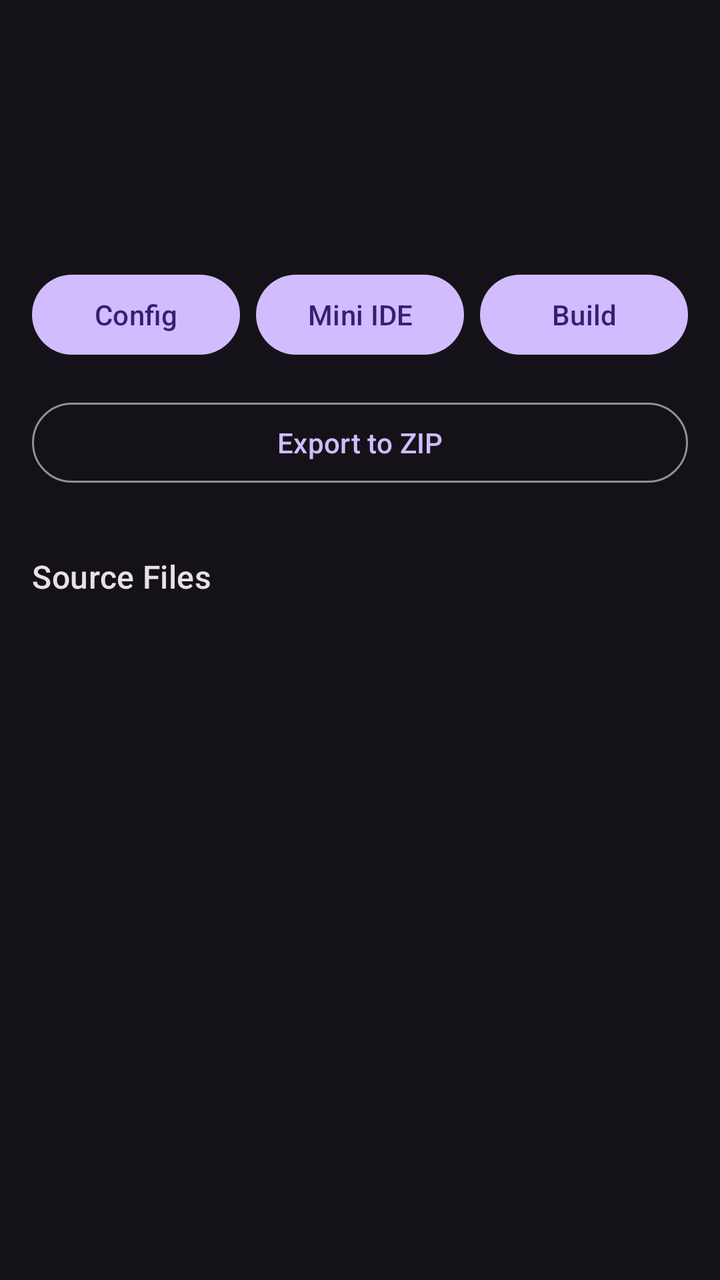
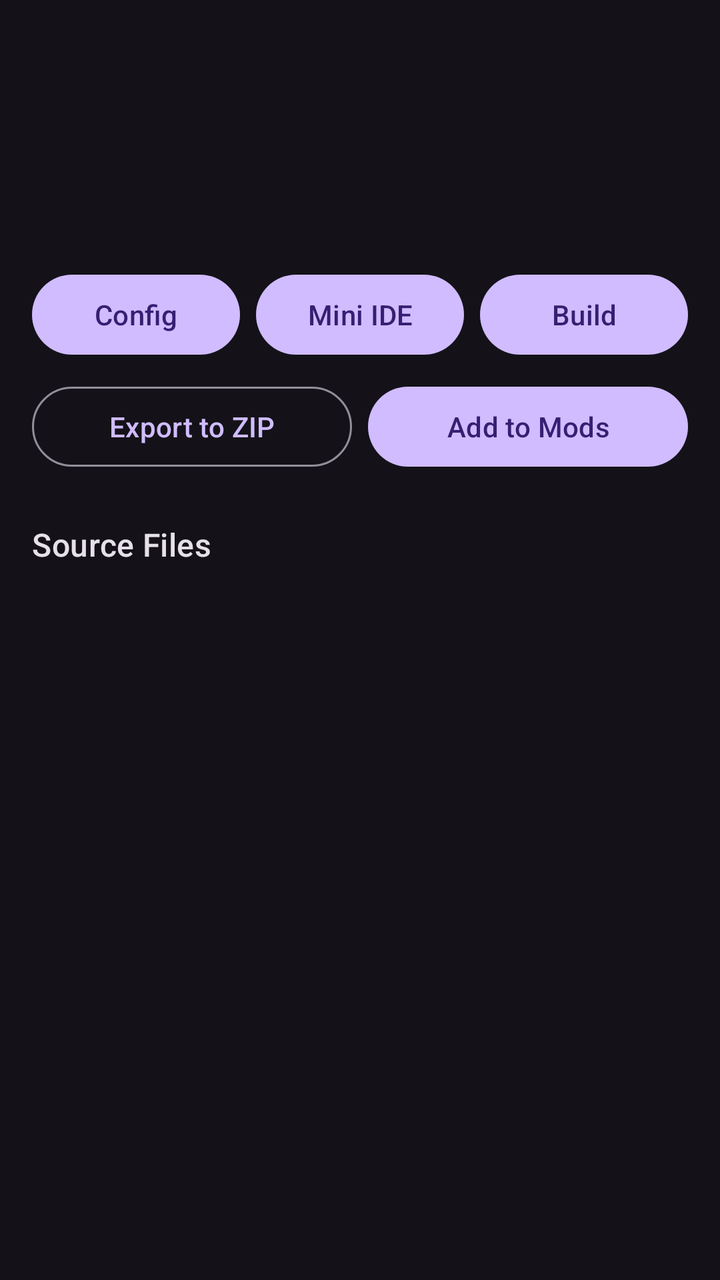

Two renders of the same Android screen: before a commit and after it. Below are the layout's source before the change and the commit's diff.
<!-- AndroidManifest.xml: application theme Theme.FusionCore -->
<!-- res/layout/activity_mod_detail.xml -->
<?xml version="1.0" encoding="utf-8"?>
<LinearLayout
    xmlns:android="http://schemas.android.com/apk/res/android"
    android:layout_width="match_parent"
    android:layout_height="match_parent"
    android:orientation="vertical">

    <com.google.android.material.appbar.MaterialToolbar
        android:id="@+id/toolbar"
        android:layout_width="match_parent"
        android:layout_height="?attr/actionBarSize"
        style="@style/Widget.Material3.Toolbar"/>

    <TextView
        android:id="@+id/tv_title"
        android:layout_width="wrap_content"
        android:layout_height="wrap_content"
        android:textAppearance="?attr/textAppearanceHeadlineMedium"
        android:padding="16dp"/>

    <LinearLayout
        android:layout_width="match_parent"
        android:layout_height="wrap_content"
        android:orientation="horizontal"
        android:paddingHorizontal="16dp">

        <com.google.android.material.button.MaterialButton
            android:id="@+id/btn_config"
            android:layout_width="0dp"
            android:layout_height="wrap_content"
            android:layout_weight="1"
            android:text="Config"
            style="?attr/materialButtonStyle"/>

        <com.google.android.material.button.MaterialButton
            android:id="@+id/btn_ide"
            android:layout_width="0dp"
            android:layout_height="wrap_content"
            android:layout_weight="1"
            android:layout_marginStart="8dp"
            android:text="Mini IDE"
            style="?attr/materialButtonStyle"/>

        <com.google.android.material.button.MaterialButton
            android:id="@+id/btn_build"
            android:layout_width="0dp"
            android:layout_height="wrap_content"
            android:layout_weight="1"
            android:layout_marginStart="8dp"
            android:text="Build"
            style="?attr/materialButtonStyle"/>
    </LinearLayout>

    <com.google.android.material.button.MaterialButton
        android:id="@+id/btn_export"
        android:layout_width="match_parent"
        android:layout_height="wrap_content"
        android:layout_margin="16dp"
        android:text="Export to ZIP"
        style="?attr/materialButtonOutlinedStyle"/>

    <TextView
        android:layout_width="wrap_content"
        android:layout_height="wrap_content"
        android:text="Source Files"
        android:textAppearance="?attr/textAppearanceTitleMedium"
        android:padding="16dp"/>

    <androidx.recyclerview.widget.RecyclerView
        android:id="@+id/recycler_files"
        android:layout_width="match_parent"
        android:layout_height="match_parent"/>
</LinearLayout>
<!-- resources referenced by this layout -->
<resources>
  <style name="Theme.FusionCore" parent="Theme.Material3.Dark.NoActionBar">
          <item name="android:statusBarColor">@android:color/transparent</item>
          <item name="android:navigationBarColor">@android:color/transparent</item>
          <item name="android:windowLayoutInDisplayCutoutMode">shortEdges</item>
      </style>
</resources>

<!-- the commit's change to res/layout/activity_mod_detail.xml (unified diff, before → after) -->
@@ -49,15 +49,37 @@
             android:layout_marginStart="8dp"
             android:text="Build"
             style="?attr/materialButtonStyle"/>
+
     </LinearLayout>
 
-    <com.google.android.material.button.MaterialButton
-        android:id="@+id/btn_export"
+    
+    <LinearLayout
         android:layout_width="match_parent"
         android:layout_height="wrap_content"
-        android:layout_margin="16dp"
-        android:text="Export to ZIP"
-        style="?attr/materialButtonOutlinedStyle"/>
+        android:orientation="horizontal"
+        android:paddingStart="16dp"
+        android:paddingEnd="16dp"
+        android:paddingTop="8dp"
+        android:paddingBottom="8dp">
+
+        <com.google.android.material.button.MaterialButton
+            android:id="@+id/btn_export"
+            android:layout_width="0dp"
+            android:layout_height="wrap_content"
+            android:layout_weight="1"
+            android:text="Export to ZIP"
+            style="?attr/materialButtonOutlinedStyle"/>
+
+        <com.google.android.material.button.MaterialButton
+            android:id="@+id/btn_add_to_mods_list"
+            android:layout_width="0dp"
+            android:layout_height="wrap_content"
+            android:layout_weight="1"
+            android:layout_marginStart="8dp"
+            android:text="Add to Mods"
+            style="?attr/materialButtonStyle"/>
+
+    </LinearLayout>
 
     <TextView
         android:layout_width="wrap_content"
@@ -69,5 +91,7 @@
     <androidx.recyclerview.widget.RecyclerView
         android:id="@+id/recycler_files"
         android:layout_width="match_parent"
-        android:layout_height="match_parent"/>
+        android:layout_height="0dp"
+        android:layout_weight="1"/>
+
 </LinearLayout>
